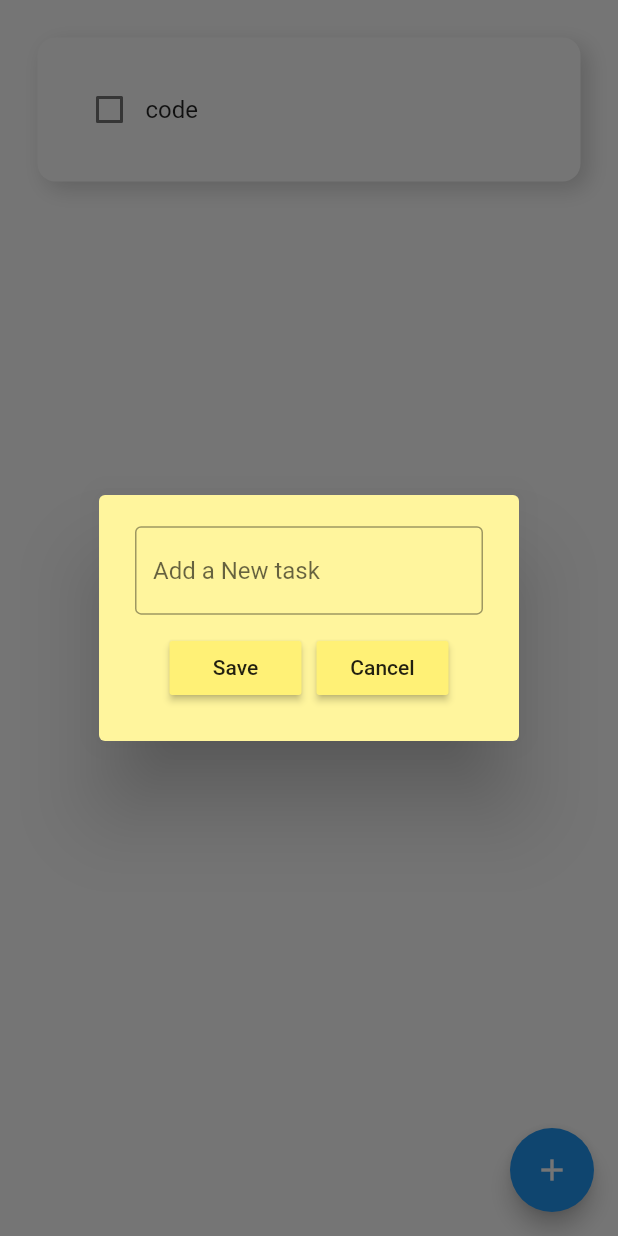
After one commit to subin1rai/IIC, a Flutter app: the Todo screen opened directly, after a tap on the "add" icon, on a phone screen of 412 x 824 dp. The commit adds this screen. Run offline on Flutter 3.47's test engine with Material 2 defaults, Android fonts, the phone set to English and light mode, and no system bars; drawn by our look-alikes of flutter_slidable; our stand-ins replace curved_navigation_bar, hive_flutter; accounts and stored records are empty.

Commit message:
todo added

```diff
--- a/lib/homepage.dart
+++ b/lib/homepage.dart
@@ -42,6 +42,7 @@ class _HomePageState extends State<HomePage> {
 
           ]),
       appBar: AppBar(
+        elevation: 1.5,
         backgroundColor: Colors.white,
         centerTitle: true,
         title: const Text("Itahari International College",
--- a/lib/main.dart
+++ b/lib/main.dart
@@ -1,7 +1,13 @@
 import 'package:flutter/material.dart';
+import 'package:hive_flutter/hive_flutter.dart';
 import 'package:iic/homepage.dart';
 
-void main() {
+void main() async {
+  //init the hive
+  await Hive.initFlutter();
+
+  //open a box
+  var box = await Hive.openBox("myBox");
   runApp(const Iic());
 }
 class Iic extends StatelessWidget {
--- a/lib/notes/note.dart
+++ b/lib/notes/note.dart
@@ -5,6 +5,6 @@ class Notes extends StatelessWidget {
 
   @override
   Widget build(BuildContext context) {
-    return const Placeholder();
+    return Scaffold();
   }
 }
--- a/lib/schedule/schedule.dart
+++ b/lib/schedule/schedule.dart
@@ -5,8 +5,8 @@ class Schedule extends StatelessWidget {
 
   @override
   Widget build(BuildContext context) {
-    return Container(
-      child: Text('College'),
+    return Scaffold(
+      body: Center(child: Text('College')),
     );
   }
 }
--- a/lib/todo/todo.dart
+++ b/lib/todo/todo.dart
@@ -1,19 +1,99 @@
 import 'package:flutter/material.dart';
+import 'package:hive_flutter/hive_flutter.dart';
+import 'package:iic/todo/util/data/database.dart';
+import 'package:iic/todo/util/dialog.dart';
+import 'package:iic/todo/util/todo_tile.dart';
 
-class Todo extends StatelessWidget {
+
+class Todo extends StatefulWidget {
   const Todo({super.key});
 
   @override
+  State<Todo> createState() => _TodoState();
+}
+
+class _TodoState extends State<Todo> {
+
+  //reference the hive box
+  final _myBox = Hive.box('myBox');
+  TodoDatabase db = TodoDatabase();
+
+  final _controller = TextEditingController();
+
+  @override
+  void initState() {
+
+      if(_myBox.get("TODOLIST")== null){
+        db.createinitialData();
+
+      }
+      else{
+        db.loadData();
+      }
+
+
+    super.initState();
+  }
+
+
+  @override
   Widget build(BuildContext context) {
-    return Column(children: [
-      SizedBox(height: 20),
-      Container(
-        height: 230,
-        width: 200,
-        decoration: BoxDecoration(
-        color: Colors.red,
-        borderRadius: BorderRadius.circular(12)
-      ),)
-    ],);
+    return Scaffold(
+      backgroundColor: Colors.white,
+        floatingActionButton: FloatingActionButton(
+          onPressed: createNewTask,
+          child: Icon(Icons.add),
+        ),
+        body: ListView.builder(
+          itemCount: db.todolist.length,
+          itemBuilder: ((context, index) {
+            return TodoTile(
+
+                taskName: db.todolist[index][0],
+                taskComplete: db.todolist[index][1],
+                deleteFunction: (context) =>deleteTask(index) ,
+                onChanged: (value) => checkboxChanged(value, index));
+          }),
+        ));
+  }
+
+  //checkbox taped;
+  void checkboxChanged(bool? value, int index) {
+    setState(() {
+      db.todolist[index][1] = !db.todolist[index][1];
+
+    });
+    db.uPDATEData();
+  }
+  void deleteTask(int index){
+    setState(() {
+      db.todolist.removeAt(index);
+    });
+    db.uPDATEData();
+
+  }
+
+  void createNewTask() {
+    showDialog(
+        context: context,
+        builder: (context) {
+          return DialogBox(
+            controller: _controller,
+            onSave: saveNewTask,
+            onCancel: () => Navigator.of(context).pop(),
+          );
+        });
+    db.uPDATEData();
+
+  }
+
+  void saveNewTask() {
+    setState(() {
+    db.todolist.add([_controller.text, false]);
+
+    });
+    Navigator.of(context).pop();
+    db.uPDATEData();
+
   }
 }
--- /dev/null
+++ b/lib/todo/util/data/database.dart
@@ -0,0 +1,24 @@
+import 'package:hive_flutter/hive_flutter.dart';
+
+class  TodoDatabase{
+List  todolist = [];
+
+  final _myBox = Hive.box('myBox');
+
+  void createinitialData(){
+    todolist = [
+      ["code",false]
+    ];
+
+
+  }
+    //load the data from database
+
+   void loadData(){
+      todolist =_myBox.get("TODOLIST");
+    }
+
+    void uPDATEData(){
+      _myBox.put("TODOLIST",todolist);
+    }
+}
--- /dev/null
+++ b/lib/todo/util/dialog.dart
@@ -0,0 +1,52 @@
+import 'package:flutter/material.dart';
+import 'package:iic/todo/util/mybutton.dart';
+class DialogBox extends StatelessWidget {
+  final controller;
+  VoidCallback onSave;
+  VoidCallback onCancel;
+  DialogBox({
+    super.key,
+    required this.controller,
+    required this.onSave,
+    required this.onCancel,
+  });
+
+  @override
+  Widget build(BuildContext context) {
+    return AlertDialog(
+      backgroundColor: Colors.yellow[200],
+      content: Container(
+        height: 120,
+        child: Column(
+          mainAxisAlignment: MainAxisAlignment.spaceEvenly,
+          children: [
+            TextField(
+              controller: controller,
+              decoration: InputDecoration(
+                border: OutlineInputBorder(),
+                hintText: "Add a New task",
+              ),
+            ),
+            const SizedBox(
+              height: 10,
+            ),
+            //button
+
+            Row(
+              mainAxisAlignment: MainAxisAlignment.center,
+              children: [
+                //save
+                MyButton(text: "Save", onPressed: onSave),
+                const SizedBox(
+                  width: 10,
+                ),
+                //cancel
+                MyButton(text: "Cancel", onPressed: onCancel),
+              ],
+            )
+          ],
+        ),
+      ),
+    );
+  }
+}
--- /dev/null
+++ b/lib/todo/util/mybutton.dart
@@ -0,0 +1,17 @@
+import 'package:flutter/material.dart';
+
+class MyButton extends StatelessWidget {
+  final String text;
+  VoidCallback onPressed;
+  MyButton({super.key,
+  required this.text,
+  required this.onPressed});
+
+  @override
+  Widget build(BuildContext context) {
+    return MaterialButton(onPressed: onPressed,
+    child: Text(text),
+    color: Colors.yellow[300],
+    );
+  }
+}
--- /dev/null
+++ b/lib/todo/util/todo_tile.dart
@@ -0,0 +1,66 @@
+import 'package:flutter/material.dart';
+import 'package:flutter_slidable/flutter_slidable.dart';
+
+class TodoTile extends StatelessWidget {
+  final String taskName;
+  final bool taskComplete;
+  Function(bool?)? onChanged;
+  Function(BuildContext)? deleteFunction;
+
+  TodoTile(
+      {super.key,
+      required this.deleteFunction,
+      required this.taskName,
+      required this.taskComplete,
+      required this.onChanged});
+
+
+  @override
+  Widget build(BuildContext context) {
+    return Padding(
+      padding: const EdgeInsets.only(top: 25.0, left: 25, right: 25),
+      child: Slidable(
+        endActionPane: ActionPane(motion: StretchMotion(), children: [
+          SlidableAction(
+            onPressed: deleteFunction,
+            icon: Icons.delete,
+            backgroundColor: Colors.red.shade300,
+            borderRadius: BorderRadius.circular(12 ),
+          )
+        ]),
+        child: Container(
+          padding: EdgeInsets.all(24),
+          child: Row(
+            children: [
+              //checkbox
+              Checkbox(
+                  activeColor: Colors.black,
+                  value: taskComplete,
+                  onChanged: onChanged),
+
+              //Task name
+              Text(
+                taskName,
+                style: TextStyle(
+                    fontSize: 16,
+                    decoration: taskComplete
+                        ? TextDecoration.lineThrough
+                        : TextDecoration.none),
+              ),
+            ],
+          ),
+          decoration: BoxDecoration(
+            boxShadow: [
+              BoxShadow(
+                color: Color.fromARGB(255, 212, 212, 212),
+                spreadRadius: 0,
+                blurRadius: 12,
+                offset: Offset(5, 5)
+              )
+            ],
+              borderRadius: BorderRadius.circular(12), color: Colors.white),
+        ),
+      ),
+    );
+  }
+}
--- a/pubspec.yaml
+++ b/pubspec.yaml
@@ -30,16 +30,22 @@ environment:
 dependencies:
   flutter:
     sdk: flutter
+  hive: ^2.2.3
+  hive_flutter: ^1.1.0
 
 
   # The following adds the Cupertino Icons font to your application.
   # Use with the CupertinoIcons class for iOS style icons.
   cupertino_icons: ^1.0.2
   curved_navigation_bar: ^1.0.3
+  flutter_slidable: ^1.2.0
 
 dev_dependencies:
   flutter_test:
     sdk: flutter
+  hive_generator: ^1.1.3
+  build_runner: ^2.1.11
+
 
   # The "flutter_lints" package below contains a set of recommended lints to
   # encourage good coding practices. The lint set provided by the package is
```
Also changed, not shown: pubspec.lock, 1 other file.
